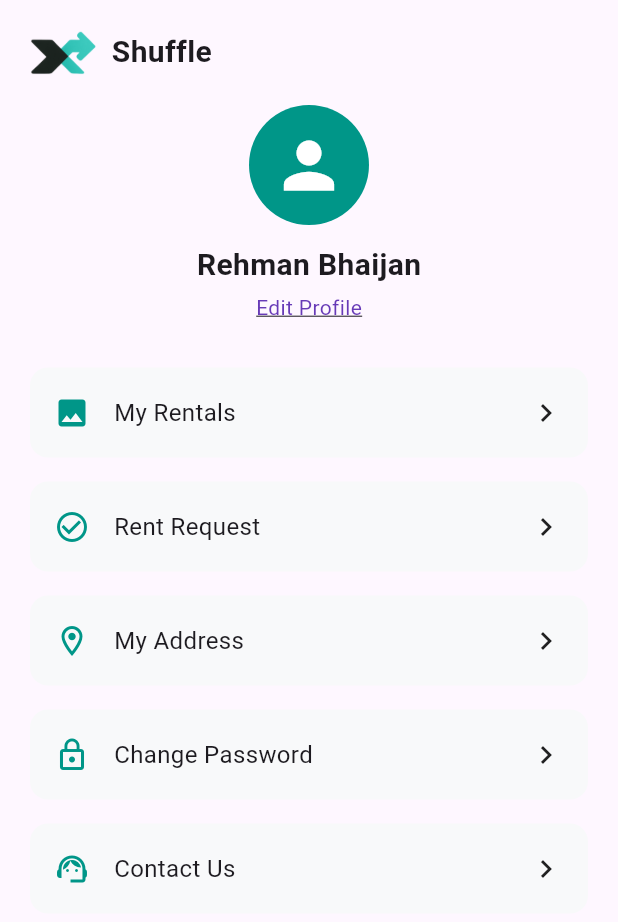
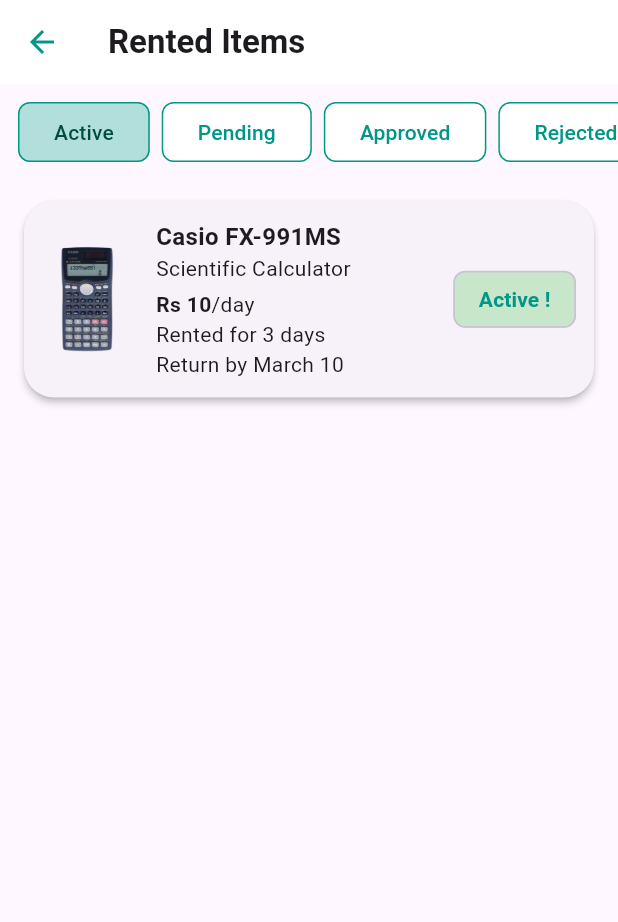
Before and after one commit to acktron/shuffle_native, a Flutter app: the ProfilePage screen opened directly, after a tap on "My Rentals", on a phone screen of 412 x 824 dp. Shown: the top 922 px of the screen. Run offline on Flutter 3.47's test engine with Material 3 defaults, Android fonts, the phone set to English and light mode, and no system bars; our stand-ins replace dio, flutter_secure_storage, geocoding, geolocator, google_maps_flutter, image_picker and 1 more; accounts and stored records are empty.

Commit message:
Added My Rental Page

```diff
--- a/lib/main.dart
+++ b/lib/main.dart
@@ -5,6 +5,7 @@ import 'package:shuffle_native/HomePage.dart';
 import 'package:shuffle_native/SignInPage.dart';
 import 'package:shuffle_native/SignUpPage.dart';
 import 'package:shuffle_native/change_password.dart';
+import 'package:shuffle_native/my_rentals_page.dart';
 import 'package:shuffle_native/pages/notification_page.dart';
 import 'package:shuffle_native/product_page.dart'; // Ensure this import is correct
 import 'package:shuffle_native/providers/auth_provider.dart';
@@ -136,6 +137,7 @@ class _MyAppState extends State<MyApp> {
         '/uploadpage': (context) => const UploadItemPage(),
         '/change-password': (context) => const ChangePasswordPage(),
         '/requestpage': (context) => RentRequestsPage(),
+        '/myrentalspage': (context) => MyRentalsPage(),
         // '/homepage': (context) => const Homepage(),
 
       },
--- /dev/null
+++ b/lib/my_rentals_page.dart
@@ -0,0 +1,214 @@
+import 'package:flutter/material.dart';
+
+class RentalItem {
+  final String title;
+  final String description;
+  final int pricePerDay;
+  final String imagePath;
+  final String status;
+  final int daysRented;
+  final String returnDate;
+
+  RentalItem({
+    required this.title,
+    required this.description,
+    required this.pricePerDay,
+    required this.imagePath,
+    required this.status,
+    required this.daysRented,
+    required this.returnDate,
+  });
+}
+
+class MyRentalsPage extends StatefulWidget {
+  const MyRentalsPage({super.key});
+
+  @override
+  // ignore: library_private_types_in_public_api
+  _MyRentalsPageState createState() => _MyRentalsPageState();
+}
+
+class _MyRentalsPageState extends State<MyRentalsPage> {
+  String selectedStatus = "Active";
+
+  final List<RentalItem> allItems = [
+    RentalItem(
+      title: "Casio FX-991MS",
+      description: "Scientific Calculator",
+      pricePerDay: 10,
+      imagePath: "assesets/images/test_img.png",
+      status: "Active",
+      daysRented: 3,
+      returnDate: "March 10",
+    ),
+    RentalItem(
+      title: "Casio FX-991MS",
+      description: "Scientific Calculator",
+      pricePerDay: 10,
+      imagePath: "assesets/images/test_img.png",
+      status: "Pending",
+      daysRented: 3,
+      returnDate: "March 11",
+    ),
+    RentalItem(
+      title: "Casio FX-991MS",
+      description: "Scientific Calculator",
+      pricePerDay: 10,
+      imagePath: "assesets/images/test_img.png",
+      status: "Completed",
+      daysRented: 5,
+      returnDate: "March 01",
+    ),
+    RentalItem(
+      title: "Casio FX-991MS",
+      description: "Scientific Calculator",
+      pricePerDay: 10,
+      imagePath: "assesets/images/test_img.png",
+      status: "Approved",
+      daysRented: 5,
+      returnDate: "March 01",
+    ),
+    RentalItem(
+      title: "Casio FX-991MS",
+      description: "Scientific Calculator",
+      pricePerDay: 10,
+      imagePath: "assesets/images/test_img.png",
+      status: "Rejected",
+      daysRented: 5,
+      returnDate: "March 01",
+    ),
+  ];
+
+  @override
+  Widget build(BuildContext context) {
+    List<RentalItem> filteredItems =
+        allItems.where((item) => item.status == selectedStatus).toList();
+
+    return Scaffold(
+      appBar: AppBar(
+        leading: IconButton(
+          icon: const Icon(Icons.arrow_back, color: Colors.teal),
+          onPressed: () => Navigator.pop(context),
+        ),
+        title: const Text(
+          "Rented Items",
+          style: TextStyle(fontWeight: FontWeight.bold),
+        ),
+        backgroundColor: Colors.white,
+        elevation: 0,
+      ),
+      body: Column(
+        children: [
+          const SizedBox(height: 8),
+          SingleChildScrollView(
+            scrollDirection: Axis.horizontal,
+            padding: const EdgeInsets.symmetric(horizontal: 8),
+            child: Row(
+              children: ["Active", "Pending", "Approved", "Rejected", "Completed"]
+                  .map(
+                    (status) => Padding(
+                      padding: const EdgeInsets.symmetric(horizontal: 4.0),
+                      child: OutlinedButton(
+                        style: OutlinedButton.styleFrom(
+                          backgroundColor: selectedStatus == status
+                              ? Colors.teal.shade100
+                              : Colors.white,
+                          shape: RoundedRectangleBorder(
+                            borderRadius: BorderRadius.circular(8),
+                          ),
+                          side: BorderSide(color: Colors.teal),
+                        ),
+                        onPressed: () {
+                          setState(() {
+                            selectedStatus = status;
+                          });
+                        },
+                        child: Text(
+                          status,
+                          style: TextStyle(
+                            fontWeight: FontWeight.w500,
+                            color: selectedStatus == status ? Colors.teal[900] : Colors.teal,
+                          ),
+                        ),
+                      ),
+                    ),
+                  )
+                  .toList(),
+            ),
+          ),
+          const SizedBox(height: 12),
+          Expanded(
+            child: ListView.builder(
+              itemCount: filteredItems.length,
+              itemBuilder: (context, index) {
+                return RentalItemCard(item: filteredItems[index]);
+              },
+            ),
+          ),
+        ],
+      ),
+    );
+  }
+}
+
+class RentalItemCard extends StatelessWidget {
+  final RentalItem item;
+
+  const RentalItemCard({super.key, required this.item});
+
+  @override
+  Widget build(BuildContext context) {
+    return Card(
+      margin: const EdgeInsets.symmetric(horizontal: 16, vertical: 10),
+      shape: RoundedRectangleBorder(borderRadius: BorderRadius.circular(20)),
+      elevation: 2,
+      child: Padding(
+        padding: const EdgeInsets.all(12.0),
+        child: Row(
+          children: [
+            Image.asset(item.imagePath, height: 80, width: 60, fit: BoxFit.cover),
+            const SizedBox(width: 16),
+            Expanded(
+              child: Column(
+                crossAxisAlignment: CrossAxisAlignment.start,
+                children: [
+                  Text(
+                    item.title,
+                    style: const TextStyle(fontWeight: FontWeight.bold, fontSize: 16),
+                  ),
+                  Text(item.description),
+                  const SizedBox(height: 4),
+                  Text.rich(
+                    TextSpan(
+                      text: "Rs ${item.pricePerDay}",
+                      style: const TextStyle(fontWeight: FontWeight.bold),
+                      children: const [
+                        TextSpan(
+                          text: "/day",
+                          style: TextStyle(fontWeight: FontWeight.normal),
+                        ),
+                      ],
+                    ),
+                  ),
+                  Text("Rented for ${item.daysRented} days"),
+                  Text("Return by ${item.returnDate}"),
+                ],
+              ),
+            ),
+            const SizedBox(width: 8),
+            Chip(
+              label: Text("${item.status} !"),
+              backgroundColor: item.status == "Rejected"
+                  ? Colors.red.shade100
+                  : Colors.green.shade100,
+              labelStyle: TextStyle(
+                color: item.status == "Rejected" ? Colors.red : Colors.teal,
+                fontWeight: FontWeight.w600,
+              ),
+            ),
+          ],
+        ),
+      ),
+    );
+  }
+}
--- a/lib/profile_page.dart
+++ b/lib/profile_page.dart
@@ -1,5 +1,6 @@
 import 'package:flutter/material.dart';
 import 'package:shuffle_native/request_page.dart';
+import 'package:shuffle_native/my_rentals_page.dart'; // Ensure this path is correct
 
 class ProfilePage extends StatelessWidget {
   const ProfilePage({super.key});
@@ -72,7 +73,22 @@ class ProfilePage extends StatelessWidget {
                 const SizedBox(height: 30),
 
                 // Your profile options
-                _buildProfileOption(context, Icons.image, "My Rentals"),
+                GestureDetector(
+                  onTap: () {
+                    print("Tapped My Rentals");
+                    Navigator.push(
+                      context,
+                      MaterialPageRoute(builder: (context) => const MyRentalsPage()),
+                    );
+                  },
+                  child: _buildProfileOption(
+                    context,
+                    Icons.image,
+                    "My Rentals",
+                    routeTo: "/myrentalspage",
+                  ),
+                ),
+
                 GestureDetector(
                   child: _buildProfileOption(
                     context,
```
